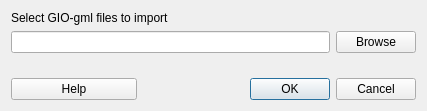
First picture: the form in gio_import_dialog_base.ui, repository MarcoDuiker/QGIS_GIO_Import, before the edit.
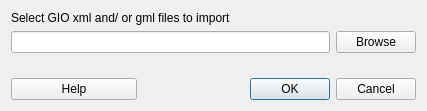
Second picture: the form after the edit.

Diff of the .ui file:
```diff
--- a/gio_import_dialog_base.ui
+++ b/gio_import_dialog_base.ui
@@ -17,7 +17,7 @@
    <item>
     <widget class="QLabel" name="label">
      <property name="text">
-      <string>Select GIO-gml files to import</string>
+      <string>Select GIO xml and/ or gml files to import</string>
      </property>
     </widget>
    </item>
```
